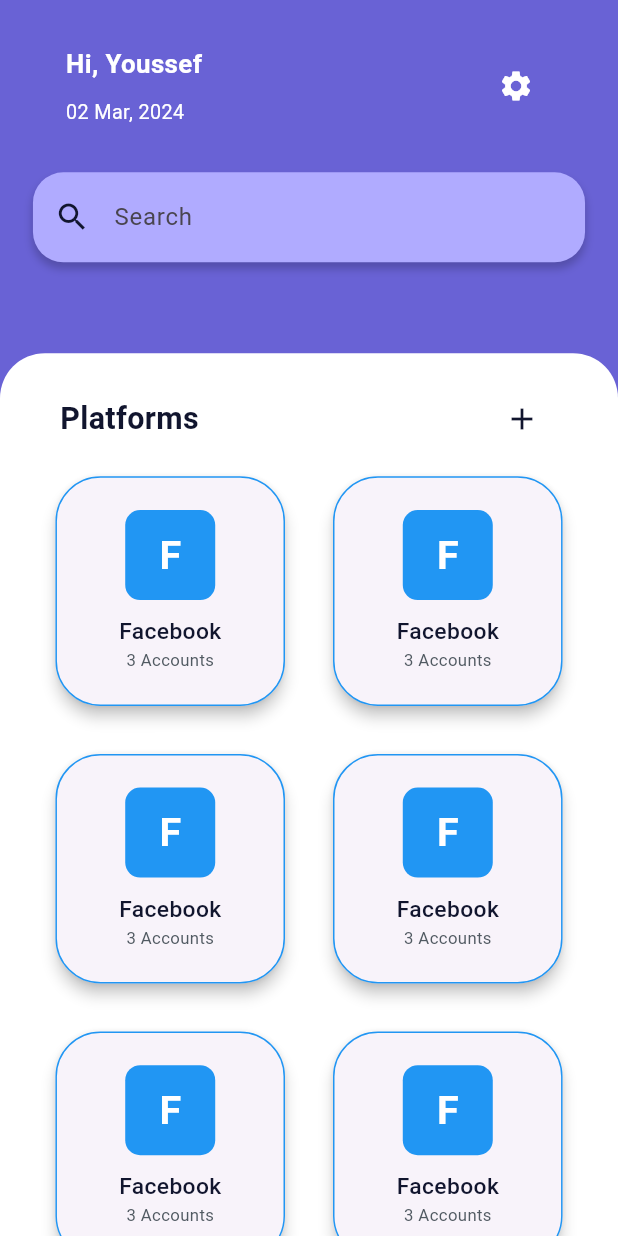
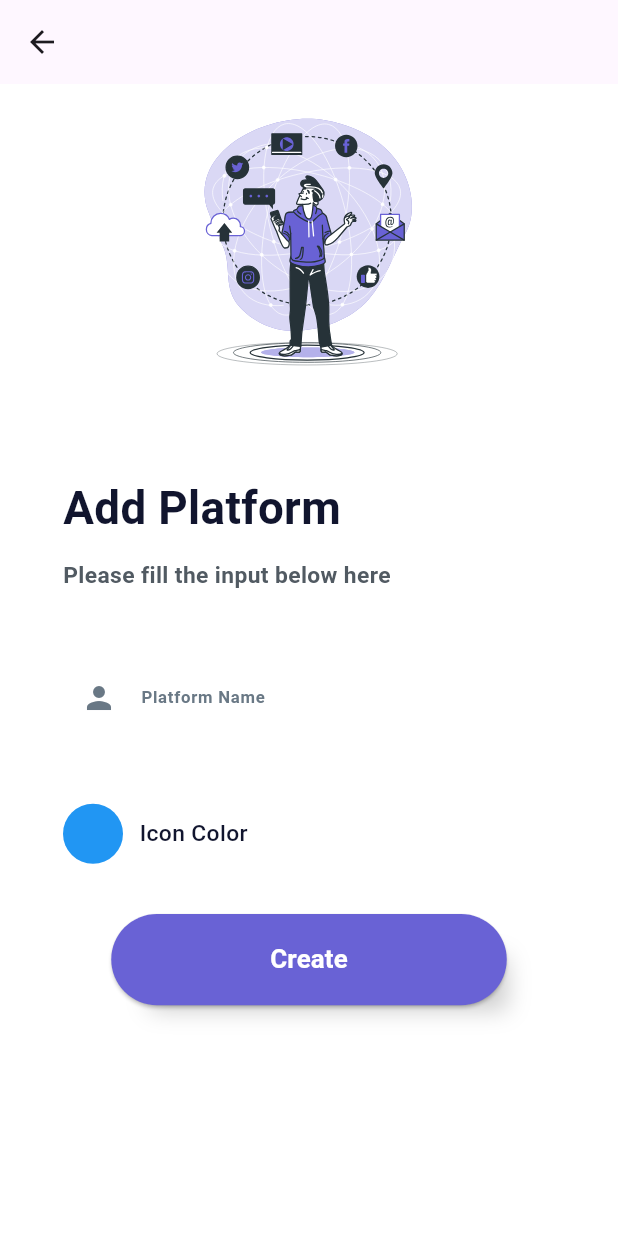
Before and after one commit to ahmed-taha1/Holdy-front-end, a Flutter app: the PlatformsView screen opened by its route, after a tap on the "add" icon, on a phone screen of 412 x 824 dp. Run offline on Flutter 3.47's test engine with Material 3 defaults, Android fonts, the phone set to English and light mode, and no system bars; our stand-ins replace flutter_screenutil, flutter_svg, go_router; missing offline and left inert: flex_color_picker.

Commit message:
Added add_platform_view.

```diff
--- a/lib/core/routing/app_router.dart
+++ b/lib/core/routing/app_router.dart
@@ -3,6 +3,7 @@
 import 'package:accounts_protector/features/authentication/ui/views/otp_validation_view.dart';
 import 'package:accounts_protector/features/authentication/ui/views/register_view.dart';
 import 'package:accounts_protector/features/authentication/ui/views/reset_password_view.dart';
+import 'package:accounts_protector/features/platforms/ui/views/add_platform_view.dart';
 import 'package:accounts_protector/features/platforms/ui/views/platforms_view.dart';
 import 'package:go_router/go_router.dart';
 import '../../features/authentication/ui/views/forgot_password_view.dart';
@@ -28,6 +29,9 @@
       GoRoute(
           path: Routes.platformsView.path,
           builder: (context, state) => const PlatformsView()),
+      GoRoute(
+          path: Routes.addPlatformView.path,
+          builder: (context, state) => const AddPlatformView()),
     ],
     initialLocation: Routes.loginView.path,
   );
--- a/lib/core/routing/routes.dart
+++ b/lib/core/routing/routes.dart
@@ -4,7 +4,8 @@
   registerView('/registerView'),
   otpValidationView('/otpValidationView'),
   resetPasswordView('/ResetPasswordView'),
-  platformsView('/Platforms');
+  platformsView('/Platforms'),
+  addPlatformView('/addPlatform');
 
   final String path;
   const Routes(this.path);
--- a/lib/core/theming/styles.dart
+++ b/lib/core/theming/styles.dart
@@ -58,6 +58,12 @@
     color: AppColors.lightBlue,
   );
 
+  static TextStyle font13BlackPurpleMedium = TextStyle(
+    fontSize: 13.sp,
+    fontWeight: FontWeightHelper.medium,
+    color: AppColors.blackPurple,
+  );
+
   static TextStyle font13WhiteRegular = TextStyle(
     fontSize: 13.sp,
     fontWeight: FontWeightHelper.regular,
@@ -68,6 +74,12 @@
     fontSize: 11.sp,
     fontWeight: FontWeight.bold,
     color: AppColors.lightGrey,
+  );
+
+  static TextStyle font11BlackPurpleMedium = TextStyle(
+    fontSize: 11.sp,
+    fontWeight: FontWeightHelper.medium,
+    color: AppColors.blackPurple,
   );
 
   static TextStyle font11DarkGreyRegular = TextStyle(
--- /dev/null
+++ b/lib/core/widgets/default_add_platform_text.dart
@@ -0,0 +1,56 @@
+import 'package:flutter/material.dart';
+import 'package:flutter_screenutil/flutter_screenutil.dart';
+import 'package:flutter_svg/svg.dart';
+import '../helper/spacing.dart';
+import '../theming/styles.dart';
+
+class DefaultAddPlatformText extends StatelessWidget {
+  const DefaultAddPlatformText(
+      {super.key,
+      required this.mainText,
+      required this.subText,
+      this.isLogoIncluded,
+      this.iconPath});
+
+  final String mainText;
+  final String subText;
+  final bool? isLogoIncluded;
+  final String? iconPath;
+
+  @override
+  Widget build(BuildContext context) {
+    Widget firstWidget;
+    if (isLogoIncluded != null && isLogoIncluded == true) {
+      firstWidget = SvgPicture.asset("assets/svgs/platforms.svg",
+          height: 174.h, width: 174.w);
+    } else if (iconPath != null) {
+      firstWidget = SvgPicture.asset(iconPath!, height: 204.h, width: 204.w);
+    } else {
+      firstWidget = const Padding(padding: EdgeInsets.all(0));
+    }
+
+    return Column(
+      children: [
+        firstWidget,
+        verticalSpace(53.h),
+        Align(
+          alignment: Alignment.centerLeft,
+          child: Column(
+            crossAxisAlignment: CrossAxisAlignment.start,
+            children: [
+              Text(
+                mainText,
+                style: TextStyles.font30BlackPurpleBold,
+              ),
+              verticalSpace(11.h),
+              Text(
+                subText,
+                style: TextStyles.font15DarkGreySemiBold,
+              ),
+            ],
+          ),
+        ),
+      ],
+    );
+  }
+}
--- /dev/null
+++ b/lib/features/platforms/ui/views/add_platform_view.dart
@@ -0,0 +1,25 @@
+import 'package:accounts_protector/core/routing/app_router.dart';
+import 'package:accounts_protector/core/theming/app_colors.dart';
+import 'package:accounts_protector/features/platforms/ui/widgets/add_platform_view_widgets/add_platform_view_body.dart';
+import 'package:flutter/material.dart';
+
+class AddPlatformView extends StatelessWidget {
+  const AddPlatformView({super.key});
+
+  @override
+  Widget build(BuildContext context) {
+    return Scaffold(
+      resizeToAvoidBottomInset: false,
+      backgroundColor: AppColors.white,
+      appBar: AppBar(
+        leading: IconButton(
+          icon: const Icon(Icons.arrow_back),
+          onPressed: () {
+            AppRouter.router.pop();
+          },
+        ),
+      ),
+      body: AddPlatformViewBody(),
+    );
+  }
+}
--- /dev/null
+++ b/lib/features/platforms/ui/widgets/add_platform_view_widgets/add_platform_view_body.dart
@@ -0,0 +1,55 @@
+import 'package:accounts_protector/core/helper/spacing.dart';
+import 'package:accounts_protector/core/theming/app_colors.dart';
+import 'package:accounts_protector/core/widgets/custom_button.dart';
+import 'package:accounts_protector/core/widgets/custom_input_text_field.dart';
+import 'package:accounts_protector/core/widgets/default_add_platform_text.dart';
+import 'package:accounts_protector/features/platforms/ui/widgets/add_platform_view_widgets/platform_color_picker.dart';
+import 'package:flutter/material.dart';
+import 'package:flutter/services.dart';
+
+class AddPlatformViewBody extends StatelessWidget {
+  const AddPlatformViewBody({super.key});
+
+  @override
+  Widget build(BuildContext context) {
+    TextEditingController platformNameInputController = TextEditingController();
+
+    return AnnotatedRegion(
+        value: const SystemUiOverlayStyle(statusBarColor: AppColors.white),
+        child: SafeArea(
+          child: SingleChildScrollView(
+            child: Padding(
+              padding: const EdgeInsets.symmetric(horizontal: 42),
+              child: Container(
+                width: double.infinity,
+                child: Column(
+                    crossAxisAlignment: CrossAxisAlignment.center,
+                    children: [
+                      const DefaultAddPlatformText(
+                        mainText: "Add Platform",
+                        subText: "Please fill the input below here",
+                        iconPath: "assets/svgs/platforms.svg",
+                      ),
+                      verticalSpace(33),
+                      CustomInputField(
+                        controller: platformNameInputController,
+                        hintText: 'Platform Name',
+                        icon: Icons.person,
+                        keyboardType: TextInputType.text,
+                      ),
+                      verticalSpace(33),
+                      const PlatformColorPicker(),
+                      verticalSpace(33),
+                      CustomButton(
+                          text: "Create",
+                          onPressed: () {
+                            print("create clicked");
+                          })
+                    ]),
+              ),
+            ),
+          ),
+        ),
+    );
+  }
+}
--- /dev/null
+++ b/lib/features/platforms/ui/widgets/add_platform_view_widgets/platform_color_picker.dart
@@ -0,0 +1,61 @@
+import 'package:accounts_protector/core/helper/spacing.dart';
+import 'package:accounts_protector/core/theming/styles.dart';
+import 'package:flex_color_picker/flex_color_picker.dart';
+import 'package:flutter/material.dart';
+
+class PlatformColorPicker extends StatefulWidget {
+  const PlatformColorPicker({super.key});
+
+  @override
+  State<PlatformColorPicker> createState() => _PlatformColorPickerState();
+}
+
+class _PlatformColorPickerState extends State<PlatformColorPicker> {
+  Color selectedColor = Colors.blue;
+
+  @override
+  Widget build(BuildContext context) {
+    return Container(
+        width: double.infinity,
+        child: Row(crossAxisAlignment: CrossAxisAlignment.center, children: [
+          GestureDetector(
+            onTap: _openColorPicker,
+            child: Container(
+              decoration: BoxDecoration(
+                  color: selectedColor,
+                  borderRadius: const BorderRadius.all(Radius.circular(20))),
+              width: 40,
+              height: 40,
+            ),
+          ),
+          horizontalSpace(10),
+          Text(
+            "Icon Color",
+            style: TextStyles.font15BlackPurpleMedium,
+          ),
+        ]));
+  }
+
+  Future<void> _openColorPicker() async {
+    bool pickedColor = await ColorPicker(
+      color: selectedColor,
+      onColorChanged: (Color newColor) {
+        setState(() {
+          selectedColor = newColor;
+        });
+      },
+      pickersEnabled: const <ColorPickerType, bool>{
+        ColorPickerType.accent: false,
+      },
+      width: 40,
+      height: 40,
+      borderRadius: 20,
+      spacing: 10,
+      runSpacing: 10,
+      heading: const Text('Pick a color'),
+      subheading: const Text('Select a color for your platform'),
+      wheelDiameter: 200,
+      wheelWidth: 20,
+    ).showPickerDialog(context);
+  }
+}
--- a/lib/features/platforms/ui/widgets/platforms_view_widgets/bottom/bottom_part.dart
+++ b/lib/features/platforms/ui/widgets/platforms_view_widgets/bottom/bottom_part.dart
@@ -1,4 +1,6 @@
 import 'package:accounts_protector/core/helper/spacing.dart';
+import 'package:accounts_protector/core/routing/app_router.dart';
+import 'package:accounts_protector/core/routing/routes.dart';
 import 'package:accounts_protector/features/platforms/ui/widgets/platforms_view_widgets/bottom/platforms_grid_view.dart';
 import 'package:flutter/material.dart';
 import '../../../../../../core/theming/app_colors.dart';
@@ -35,7 +37,7 @@
                   ),
                   IconButton(
                     onPressed: () {
-                      print("add clicked");
+                      AppRouter.router.push(Routes.addPlatformView.path);
                     },
                     icon: const Icon(
                       Icons.add,
--- a/pubspec.yaml
+++ b/pubspec.yaml
@@ -46,7 +46,7 @@
   font_awesome_flutter: ^10.6.0
   equatable: ^2.0.5
   flutter_native_splash: ^2.3.5
-
+  flex_color_picker: ^3.3.0
 
 dev_dependencies:
   flutter_test:
```
Also changed, not shown: assets/svgs/platforms.svg (added), pubspec.lock.
